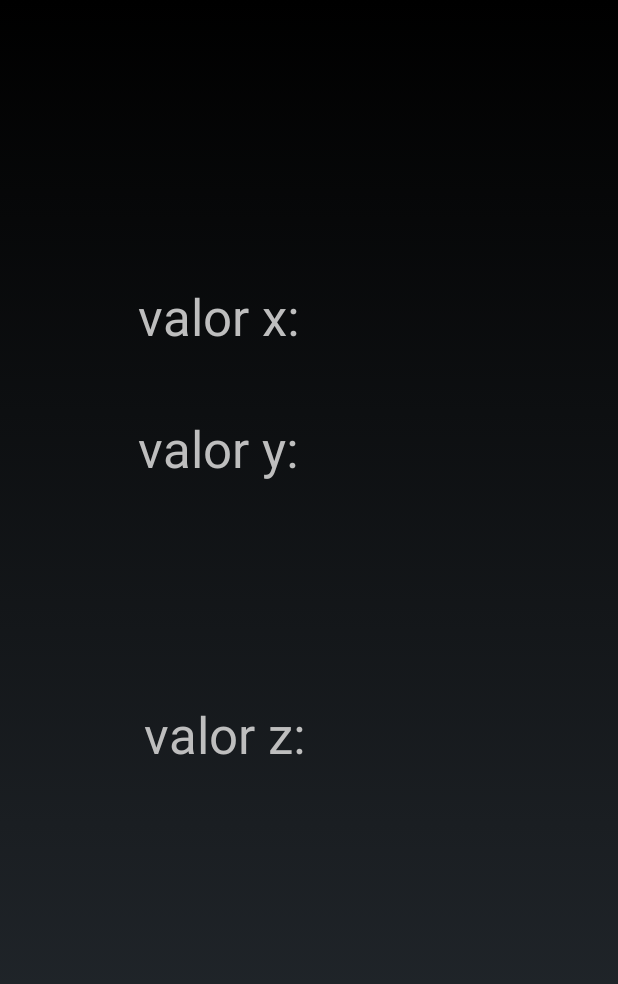
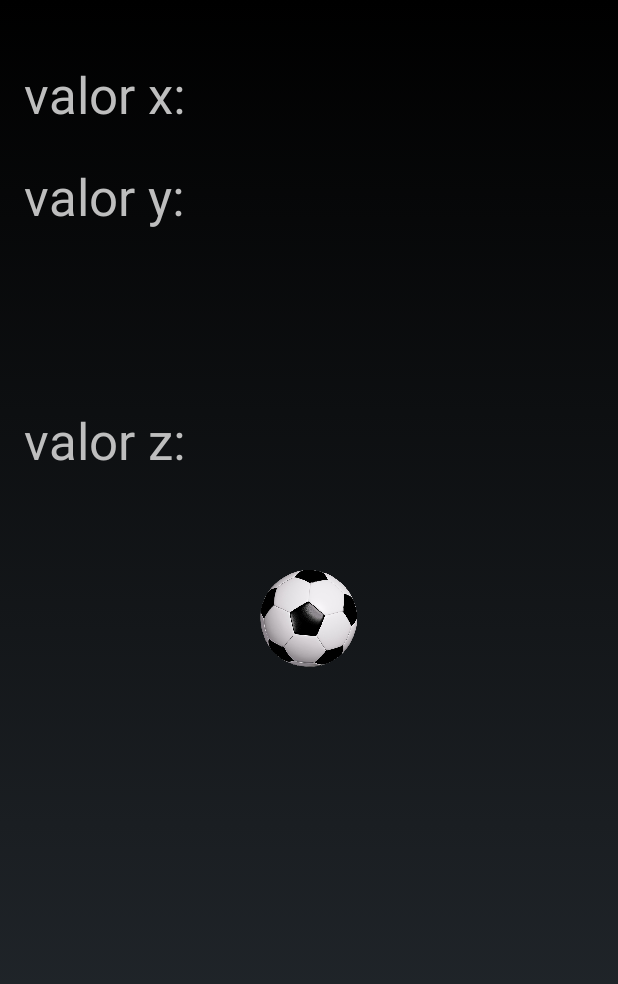
Before and after one commit to bumblebib/Teste-Acelerometro, an Android app: the screen it shows after launch (MainActivity), on a phone screen of 412 x 824 dp. Shown: the top 984 px of the screen. Run offline under Robolectric (Android 15) with nearby library versions, the phone set to English and light mode, and no system bars.

Commit message:
adiciona imageview que se move com o movimento

```diff
--- a/app/src/main/java/bibi/teste/MainActivity.java
+++ b/app/src/main/java/bibi/teste/MainActivity.java
@@ -7,6 +7,7 @@ import android.hardware.SensorEvent;
 import android.hardware.SensorEventListener;
 import android.hardware.SensorManager;
 import android.os.Bundle;
+import android.widget.ImageView;
 import android.widget.TextView;
 
 public class MainActivity extends Activity {
@@ -14,11 +15,13 @@ public class MainActivity extends Activity {
     private TextView txtx;
     private TextView txty;
     private TextView txtz;
+    private ImageView bola;
 
     @Override
     protected void onCreate(Bundle savedInstanceState) {
         super.onCreate(savedInstanceState);
         setContentView(R.layout.activity_main);
+
 
         SensorManager sensorManager = (SensorManager) getSystemService(Context.SENSOR_SERVICE);
         Sensor sensor = sensorManager.getDefaultSensor(Sensor.TYPE_ACCELEROMETER);
@@ -38,6 +41,16 @@ public class MainActivity extends Activity {
                 txtz = findViewById(R.id.txtz);
                 txtz.setText("valor de z: "+z);
 
+                bola = findViewById(R.id.bola);
+                if(event.sensor.getType() == Sensor.TYPE_ACCELEROMETER){
+
+                    x += (int)event.values[0]*100;
+                    y -= (int)event.values[1]*20;
+
+                    bola.setTranslationX(x);
+                    bola.setTranslationY(y);
+                }
+
             }
 
             @Override
--- a/app/src/main/res/layout/activity_main.xml
+++ b/app/src/main/res/layout/activity_main.xml
@@ -10,8 +10,8 @@
         android:id="@+id/txtx"
         android:layout_width="wrap_content"
         android:layout_height="wrap_content"
-        android:layout_marginStart="92dp"
-        android:layout_marginTop="188dp"
+        android:layout_marginStart="16dp"
+        android:layout_marginTop="40dp"
         android:text="valor x:"
         android:textSize="34sp"
         app:layout_constraintStart_toStartOf="parent"
@@ -21,8 +21,8 @@
         android:id="@+id/txty"
         android:layout_width="wrap_content"
         android:layout_height="wrap_content"
-        android:layout_marginStart="92dp"
-        android:layout_marginTop="276dp"
+        android:layout_marginStart="16dp"
+        android:layout_marginTop="108dp"
         android:text="valor y:"
         android:textSize="34sp"
         app:layout_constraintStart_toStartOf="parent"
@@ -32,11 +32,22 @@
         android:id="@+id/txtz"
         android:layout_width="wrap_content"
         android:layout_height="wrap_content"
-        android:layout_marginStart="96dp"
-        android:layout_marginBottom="312dp"
+        android:layout_marginStart="16dp"
+        android:layout_marginBottom="508dp"
         android:text="valor z:"
         android:textSize="34sp"
         app:layout_constraintBottom_toBottomOf="parent"
         app:layout_constraintStart_toStartOf="parent" />
 
+    <ImageView
+        android:id="@+id/bola"
+        android:layout_width="77dp"
+        android:layout_height="77dp"
+        android:src="@drawable/bola"
+        app:layout_constraintBottom_toBottomOf="parent"
+        app:layout_constraintEnd_toEndOf="parent"
+        app:layout_constraintHorizontal_bias="0.5"
+        app:layout_constraintStart_toStartOf="parent"
+        app:layout_constraintTop_toTopOf="parent" />
+
 </androidx.constraintlayout.widget.ConstraintLayout>
```
Also changed, not shown: app/src/main/res/drawable-v24/bola.png (added).
